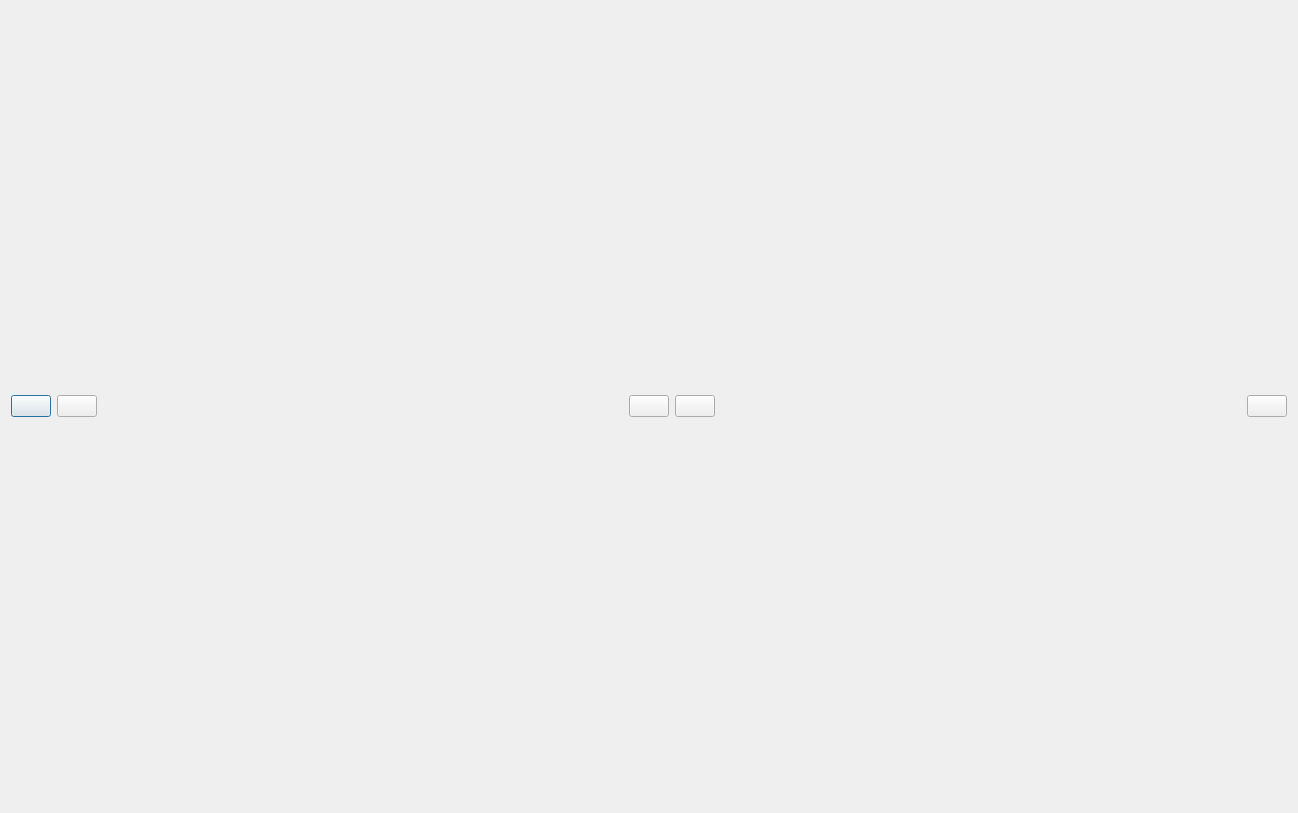
All4Gis/EquirectangularViewer, file code/ui/ui_orbitalDialog.ui: the form before one commit.
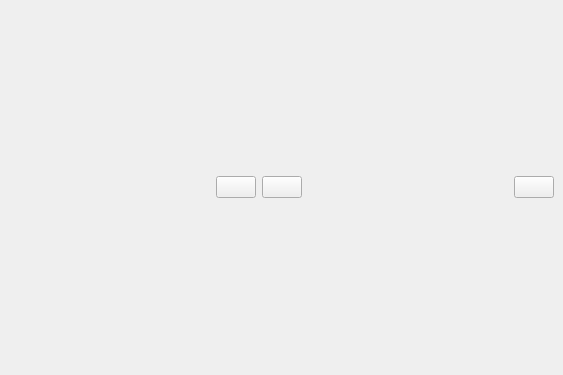
The form after the commit. Icons and pictures are not drawn.

Commit message: dialog to dockable panel #18

What changed in the file:
```diff
--- a/code/ui/ui_orbitalDialog.ui
+++ b/code/ui/ui_orbitalDialog.ui
@@ -1,13 +1,13 @@
 <?xml version="1.0" encoding="UTF-8"?>
 <ui version="4.0">
  <class>orbitalDialog</class>
- <widget class="QDialog" name="orbitalDialog">
+ <widget class="QDockWidget" name="orbitalDialog">
   <property name="geometry">
    <rect>
     <x>0</x>
     <y>0</y>
-    <width>1298</width>
-    <height>813</height>
+    <width>563</width>
+    <height>375</height>
    </rect>
   </property>
   <property name="sizePolicy">
@@ -23,6 +23,13 @@
    <iconset resource="resources.qrc">
     <normaloff>:/EquirectangularViewer/images/icon.png</normaloff>:/EquirectangularViewer/images/icon.png</iconset>
   </property>
+  <property name="features">
+   <set>QDockWidget::AllDockWidgetFeatures</set>
+  </property>
+  <property name="windowTitle">
+   <string>Equirectangular Viewer</string>
+  </property>
+  <widget class="QWidget" name="dockWidgetContents">
   <layout class="QVBoxLayout" name="verticalLayout_3">
    <item>
     <layout class="QGridLayout" name="ViewerLayout"/>
@@ -32,34 +39,6 @@
      <property name="sizeConstraint">
       <enum>QLayout::SetFixedSize</enum>
      </property>
-     <item>
-      <widget class="QPushButton" name="btn_ZoomIn">
-       <property name="cursor">
-        <cursorShape>PointingHandCursor</cursorShape>
-       </property>
-       <property name="text">
-        <string/>
-       </property>
-       <property name="icon">
-        <iconset resource="resources.qrc">
-         <normaloff>:/EquirectangularViewer/images/Zoom_in.png</normaloff>:/EquirectangularViewer/images/Zoom_in.png</iconset>
-       </property>
-      </widget>
-     </item>
-     <item>
-      <widget class="QPushButton" name="btn_ZoomOut">
-       <property name="cursor">
-        <cursorShape>PointingHandCursor</cursorShape>
-       </property>
-       <property name="text">
-        <string/>
-       </property>
-       <property name="icon">
-        <iconset resource="resources.qrc">
-         <normaloff>:/EquirectangularViewer/images/Zoom_out.png</normaloff>:/EquirectangularViewer/images/Zoom_out.png</iconset>
-       </property>
-      </widget>
-     </item>
      <item>
       <spacer name="horizontalSpacer_2">
        <property name="orientation">
@@ -135,6 +114,7 @@
    </item>
   </layout>
  </widget>
+ </widget>
  <resources>
   <include location="resources.qrc"/>
  </resources>
```
Left out of the diff: 35 changed lines with no effect on the pictures. Lines whose indentation alone changed are shown as unchanged. The commit also changes 5 other files.
